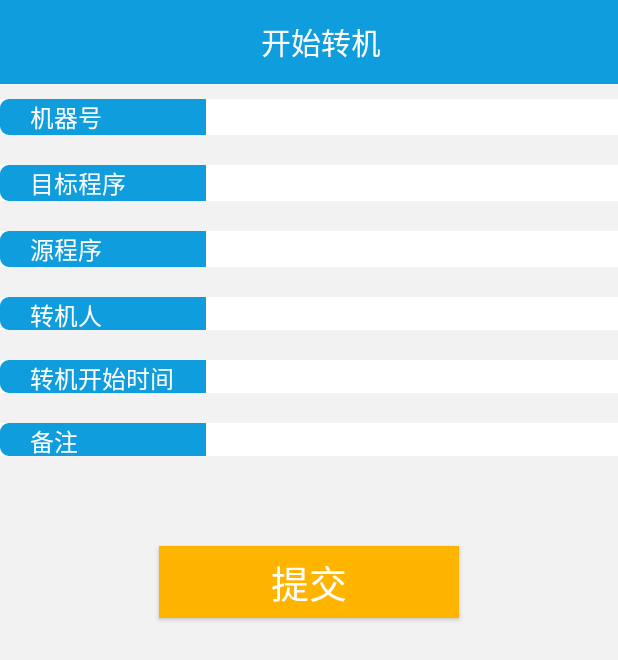
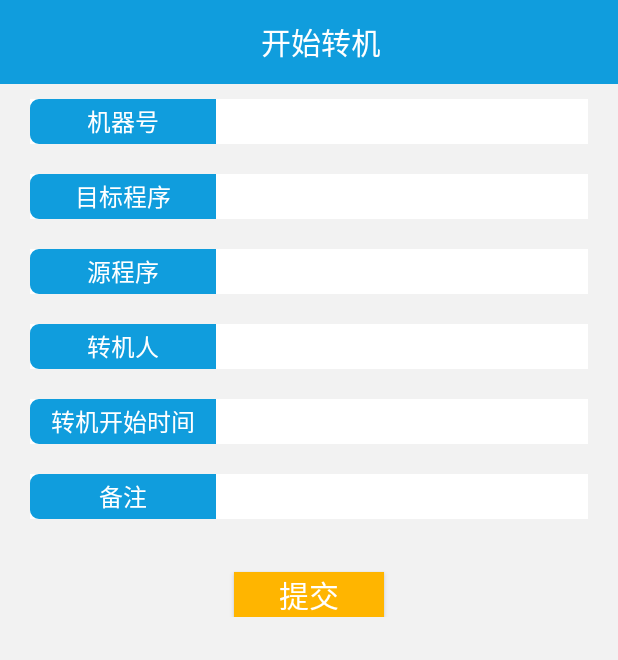
Before and after one commit to totallyScum/NXPtransfer, an Android app: the layout fragment_transfer_start.xml on its own in the app's theme, with its tools: preview values and no code run, on a phone screen of 412 x 824 dp. Shown: the top 660 px of the screen. Run offline under Robolectric (Android 15) with nearby library versions, the phone set to English and light mode, and no system bars; network calls fail.

Commit message:
10.11保存

```diff
--- a/app/build.gradle
+++ b/app/build.gradle
@@ -54,6 +54,7 @@ dependencies {
     implementation 'io.reactivex.rxjava2:rxandroid:2.0.2'
     implementation 'com.google.code.gson:gson:2.8.2'
     implementation project(path: ':editspinner')
+    implementation 'com.github.xuexiangjys:XUpdate:1.1.1'
 
-
+    implementation 'com.zhy:okhttputils:2.6.2'
 }
--- a/app/src/main/res/layout/fragment_mission_list.xml
+++ b/app/src/main/res/layout/fragment_mission_list.xml
@@ -28,7 +28,7 @@
                     android:text="我的列表"
                     android:textColor="@color/colorButtonWhite"
                     android:textSize="20dp"
-                    android:layout_marginRight="20dp"
+                    android:layout_marginRight="5dp"
                     ></TextView>
             </LinearLayout>
         </androidx.appcompat.widget.Toolbar>
@@ -65,6 +65,7 @@
             android:id="@+id/mission_container"
             android:layout_width="match_parent"
             android:layout_height="match_parent"
+            android:layout_marginTop="20dp"
             >
 
         </FrameLayout>
--- a/app/src/main/res/layout/fragment_transfer_start.xml
+++ b/app/src/main/res/layout/fragment_transfer_start.xml
@@ -21,7 +21,9 @@
             <LinearLayout
                 android:orientation="vertical"
                 android:layout_width="match_parent"
-                android:layout_height="wrap_content">
+                android:layout_height="wrap_content"
+
+                >
                 <TextView
                     android:text="开始转机"
                     android:id="@+id/transfer_title"
@@ -42,31 +44,37 @@
 
 
 
-
+<LinearLayout
+    android:layout_width="match_parent"
+    android:layout_height="wrap_content"
+    android:orientation="vertical"
+    android:paddingLeft="20dp"
+    android:paddingRight="20dp"
+    >
         <LinearLayout
             android:layout_width="match_parent"
-            android:layout_height="wrap_content"
+            android:layout_height="@dimen/textView_wrap_height"
             android:orientation="horizontal"
             android:layout_marginTop="10dp"
             android:layout_marginBottom="10dp"
             android:background="@color/cardview_light_background"
             android:gravity="center"
+
             >
             <TextView
                 android:layout_width="match_parent"
-                android:layout_height="wrap_content"
+                android:layout_height="match_parent"
                 android:text="机器号"
                 android:textSize="@dimen/text_title_size"
                 android:textColor="@color/colorButtonWhite"
                 android:background="@drawable/shape_corner_left"
                 android:layout_weight="2"
-                android:layout_gravity="center"
-                android:paddingLeft="20dp"
+                android:gravity="center"
                 ></TextView>
             <TextView
                 android:id="@+id/transfer_start_machineNumber"
                 android:layout_width="match_parent"
-                android:layout_height="wrap_content"
+                android:layout_height="match_parent"
                 android:textSize="@dimen/text_title_size"
                 android:layout_weight="1"
                 ></TextView>
@@ -85,19 +93,18 @@
             >
             <TextView
                 android:layout_width="match_parent"
-                android:layout_height="wrap_content"
+                android:layout_height="@dimen/textView_wrap_height"
                 android:text="目标程序"
                 android:textSize="@dimen/text_title_size"
                 android:textColor="@color/colorButtonWhite"
                 android:background="@drawable/shape_corner_left"
                 android:layout_weight="2"
-                android:layout_gravity="center"
-                android:paddingLeft="20dp"
+                android:gravity="center"
                 ></TextView>
             <TextView
                 android:id="@+id/transfer_start_target_program"
                 android:layout_width="match_parent"
-                android:layout_height="wrap_content"
+                android:layout_height="match_parent"
                 android:textSize="@dimen/text_title_size"
                 android:layout_weight="1"
                 ></TextView>
@@ -119,19 +126,18 @@
             >
             <TextView
                 android:layout_width="match_parent"
-                android:layout_height="wrap_content"
+                android:layout_height="@dimen/textView_wrap_height"
                 android:text="源程序"
                 android:textSize="@dimen/text_title_size"
                 android:textColor="@color/colorButtonWhite"
                 android:background="@drawable/shape_corner_left"
                 android:layout_weight="2"
-                android:layout_gravity="center"
-                android:paddingLeft="20dp"
+                android:gravity="center"
                 ></TextView>
             <TextView
                 android:id="@+id/transfer_start_source_program"
                 android:layout_width="match_parent"
-                android:layout_height="wrap_content"
+                android:layout_height="match_parent"
                 android:textSize="@dimen/text_title_size"
                 android:layout_weight="1"
                 ></TextView>
@@ -148,19 +154,49 @@
             android:background="@color/cardview_light_background"
             >
             <TextView
-                android:paddingLeft="20dp"
                 android:layout_width="match_parent"
-                android:layout_height="match_parent"
+                android:layout_height="@dimen/textView_wrap_height"
                 android:text="转机人"
                 android:textSize="@dimen/text_title_size"
                 android:textColor="@color/colorButtonWhite"
                 android:background="@drawable/shape_corner_left"
                 android:layout_weight="2"
+                android:gravity="center"
                 ></TextView>
             <TextView
                 android:id="@+id/transfer_start_founder"
                 android:layout_width="match_parent"
-                android:layout_height="wrap_content"
+                android:layout_height="match_parent"
+                android:textSize="@dimen/text_title_size"
+                android:layout_weight="1"
+                ></TextView>
+
+        </LinearLayout>
+
+
+
+        <LinearLayout
+            android:layout_width="match_parent"
+            android:layout_height="@dimen/textView_wrap_height"
+            android:orientation="horizontal"
+            android:layout_marginTop="10dp"
+            android:layout_marginBottom="10dp"
+            android:background="@color/cardview_light_background"
+            >
+            <TextView
+                android:layout_width="match_parent"
+                android:layout_height="match_parent"
+                android:text="转机开始时间"
+                android:textSize="@dimen/text_title_size"
+                android:textColor="@color/colorButtonWhite"
+                android:background="@drawable/shape_corner_left"
+                android:layout_weight="2"
+                android:gravity="center"
+                ></TextView>
+            <TextView
+                android:id="@+id/transfer_start_time"
+                android:layout_width="match_parent"
+                android:layout_height="match_parent"
                 android:textSize="@dimen/text_title_size"
                 android:layout_weight="1"
                 ></TextView>
@@ -178,50 +214,19 @@
             android:background="@color/cardview_light_background"
             >
             <TextView
-
-                android:paddingLeft="20dp"
                 android:layout_width="match_parent"
-                android:layout_height="match_parent"
-                android:text="转机开始时间"
-                android:textSize="@dimen/text_title_size"
-                android:textColor="@color/colorButtonWhite"
-                android:background="@drawable/shape_corner_left"
-                android:layout_weight="2"
-                ></TextView>
-            <TextView
-                android:id="@+id/transfer_start_time"
-                android:layout_width="match_parent"
-                android:layout_height="wrap_content"
-                android:textSize="@dimen/text_title_size"
-                android:layout_weight="1"
-                ></TextView>
-
-        </LinearLayout>
-
-
-
-        <LinearLayout
-            android:layout_width="match_parent"
-            android:layout_height="wrap_content"
-            android:orientation="horizontal"
-            android:layout_marginTop="10dp"
-            android:layout_marginBottom="10dp"
-            android:background="@color/cardview_light_background"
-            >
-            <TextView
-                android:paddingLeft="20dp"
-                android:layout_width="match_parent"
-                android:layout_height="match_parent"
+                android:layout_height="@dimen/textView_wrap_height"
                 android:text="备注"
                 android:textSize="@dimen/text_title_size"
                 android:textColor="@color/colorButtonWhite"
                 android:background="@drawable/shape_corner_left"
                 android:layout_weight="2"
+                android:gravity="center"
                 ></TextView>
             <EditText
                 android:id="@+id/transfer_start_remark"
                 android:layout_width="match_parent"
-                android:layout_height="wrap_content"
+                android:layout_height="match_parent"
                 android:textSize="@dimen/text_title_size"
                 android:layout_weight="1"
                 android:background="@null"
@@ -233,15 +238,15 @@
 
         <Button
             android:id="@+id/transfer_start_submit"
-            android:layout_width="200dp"
-            android:layout_height="wrap_content"
+            android:layout_width="100dp"
+            android:layout_height="30dp"
             android:layout_gravity="center"
-            android:layout_marginTop="50dp"
+            android:layout_marginTop="25dp"
             android:background="@color/colorButtonYellow"
             android:textColor="@color/colorButtonWhite"
             android:text="提交"
-            android:textSize="25dp"
+            android:textSize="20dp"
             />
     </LinearLayout>
-
+    </LinearLayout>
 </FrameLayout>
--- a/app/src/main/res/layout/history_list_item.xml
+++ b/app/src/main/res/layout/history_list_item.xml
@@ -3,7 +3,9 @@
     xmlns:tools="http://schemas.android.com/tools"
     android:layout_width="match_parent"
     android:layout_height="wrap_content"
-    tools:context="com.zthl.nxp.ui.history.HistoryFragment">
+    tools:context="com.zthl.nxp.ui.history.HistoryFragment"
+    android:background="@color/main_bg"
+    >
 
     <!-- TODO: Update blank fragment layout -->
     <LinearLayout
--- a/build.gradle
+++ b/build.gradle
@@ -18,7 +18,7 @@ allprojects {
     repositories {
         google()
         jcenter()
-
+        maven { url "https://jitpack.io" }
     }
 }
 
```
Also changed, not shown: app/src/main/java/com/zthl/nxp/MainActivity.java (+23 -1 lines), app/src/main/java/com/zthl/nxp/MyApplication.java (+50 -0 lines), app/src/main/java/com/zthl/nxp/ui/history/HistoryFragment.java (+5 -4 lines), app/src/main/java/com/zthl/nxp/utils/NotifyUtils.java (added, +86 -0 lines), app/src/main/java/com/zthl/nxp/utils/OKHttpUpdateHttpService.java (added, +131 -0 lines), app/src/main/res/layout/fragment_problem_feedback.xml (+20 -14 lines), app/src/main/res/layout/item_hide_history_layout.xml (+5 -2 lines).
